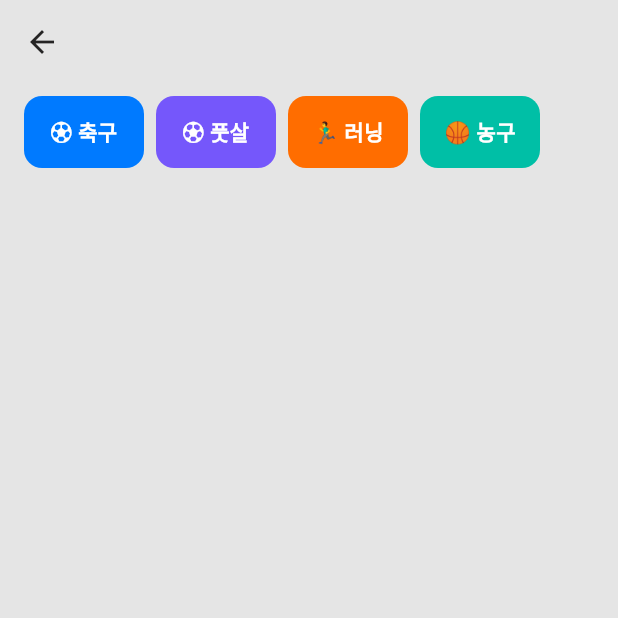
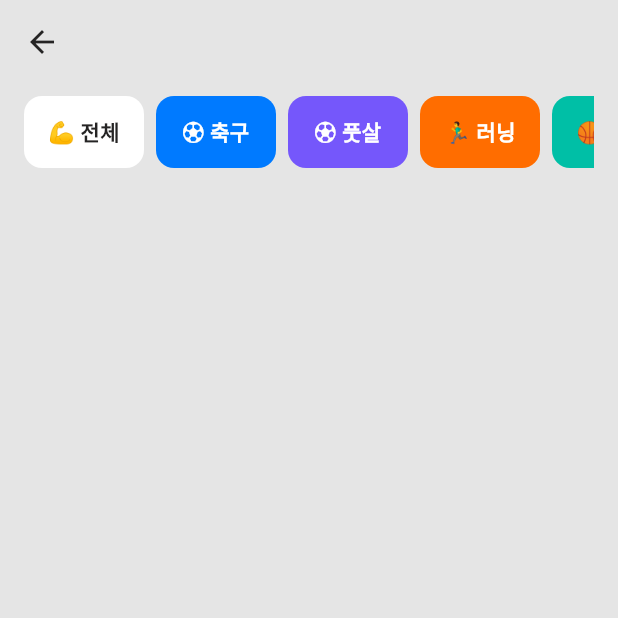
Before and after one commit to footgrammer/wanna_exercise_app, a Flutter app: the BoardPage screen opened directly, on a phone screen of 412 x 824 dp, the top half of it. Run offline on Flutter 3.47's test engine with Material 3 defaults, Android fonts, the phone set to English and light mode, and no system bars; our stand-ins replace cloud_firestore, firebase_auth, firebase_core, firebase_storage, flutter_riverpod, geocoding and 2 more; missing offline and left inert: flutter_naver_map; accounts and stored records are empty.

Commit message:
feat : add filter function

```diff
--- a/lib/pages/board/board_page.dart
+++ b/lib/pages/board/board_page.dart
@@ -2,10 +2,8 @@ import 'package:flutter/material.dart';
 import 'package:flutter_riverpod/flutter_riverpod.dart';
 import 'package:wanna_exercise_app/data/models/board.dart';
 import 'package:wanna_exercise_app/data/providers/board_provider.dart';
-import 'package:wanna_exercise_app/data/view_models/board_view_model.dart';
 import 'package:wanna_exercise_app/pages/board/widgets/board_item.dart';
 import 'package:wanna_exercise_app/pages/board/widgets/filter_button.dart';
-import 'package:wanna_exercise_app/themes/light_theme.dart';
 
 class BoardPage extends ConsumerStatefulWidget {
   @override
@@ -34,13 +32,13 @@ class _BoardPageState extends ConsumerState<BoardPage> {
         padding: const EdgeInsets.symmetric(vertical: 8.0, horizontal: 16),
         child: Column(
           children: [
-            getFilterButtonList(),
+            getFilterButtonList(ref),
             SizedBox(height: 16),
             Expanded(
               child: ListView.builder(
-                itemCount: boardState.boards?.length ?? 0,
+                itemCount: boardState.filteredBoards?.length ?? 0,
                 itemBuilder: (context, index) {
-                  final List<Board> boards = boardState.boards!;
+                  final List<Board> boards = boardState.filteredBoards!;
                   return BoardItem(boards[index]);
                 },
               ),
@@ -51,39 +49,55 @@ class _BoardPageState extends ConsumerState<BoardPage> {
     );
   }
 
-  Row getFilterButtonList() {
-    return Row(
+  SizedBox getFilterButtonList(WidgetRef ref) {
+    return SizedBox(
+      height: 48,
+      child: SingleChildScrollView(
+        scrollDirection: Axis.horizontal,
+        physics: BouncingScrollPhysics(),
+        child: Row(
           mainAxisAlignment: MainAxisAlignment.start,
           children: [
             FilterButton(
+              text: '💪 전체',
+              filterFunction: () {
+                ref.read(boardViewModelProvider.notifier).setFilter(null);
+              },
+            ),
+            SizedBox(width: 8),
+            FilterButton(
               text: '⚽️ 축구',
               filterFunction: () {
-            print('축구 필터 function');
+                ref.read(boardViewModelProvider.notifier).setFilter('soccer');
               },
             ),
             SizedBox(width: 8),
             FilterButton(
               text: '⚽️ 풋살',
               filterFunction: () {
-            print('풋살 필터 function');
+                ref.read(boardViewModelProvider.notifier).setFilter('futsal');
               },
             ),
             SizedBox(width: 8),
             FilterButton(
               text: '🏃‍♂️ 러닝',
               filterFunction: () {
-            print('러닝 필터 function');
+                ref.read(boardViewModelProvider.notifier).setFilter('running');
               },
             ),
             SizedBox(width: 8),
             FilterButton(
               text: '🏀 농구',
               filterFunction: () {
-            print('농구 필터 function');
+                ref
+                    .read(boardViewModelProvider.notifier)
+                    .setFilter('basketball');
               },
             ),
             SizedBox(width: 8),
           ],
+        ),
+      ),
     );
   }
 }
--- a/lib/pages/board/widgets/filter_button.dart
+++ b/lib/pages/board/widgets/filter_button.dart
@@ -18,6 +18,8 @@ class FilterButton extends StatelessWidget {
       backgroundColor = accentColor2;
     } else if (text == '🏃‍♂️ 러닝') {
       backgroundColor = accentColor1;
+    } else {
+      backgroundColor = Colors.white;
     }
 
     return GestureDetector(
@@ -36,7 +38,8 @@ class FilterButton extends StatelessWidget {
               text,
               style: TextStyle(
                 fontWeight: FontWeight.bold,
-                color: Colors.white,
+                color:
+                    backgroundColor == Colors.white ? textColor : Colors.white,
               ),
             ),
           ),
```
Also changed, not shown: lib/data/view_models/board_view_model.dart (+21 -5 lines). Lines whose indentation alone changed are shown as unchanged.
